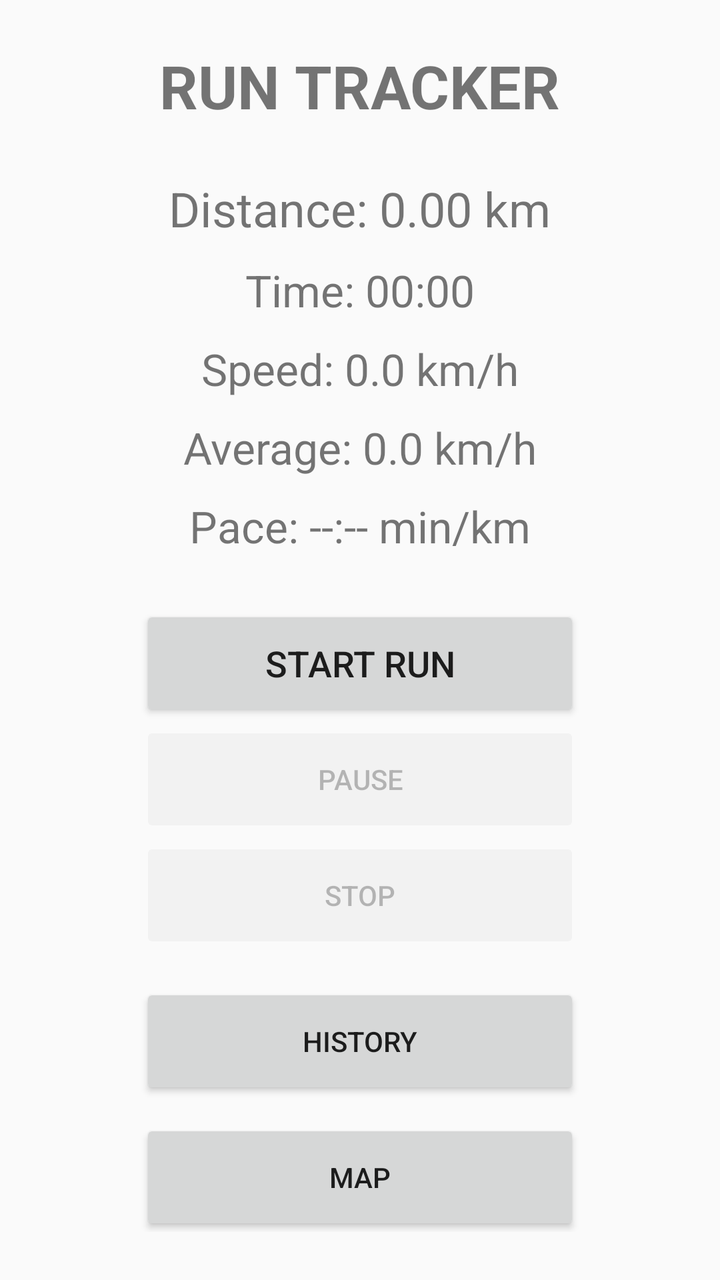
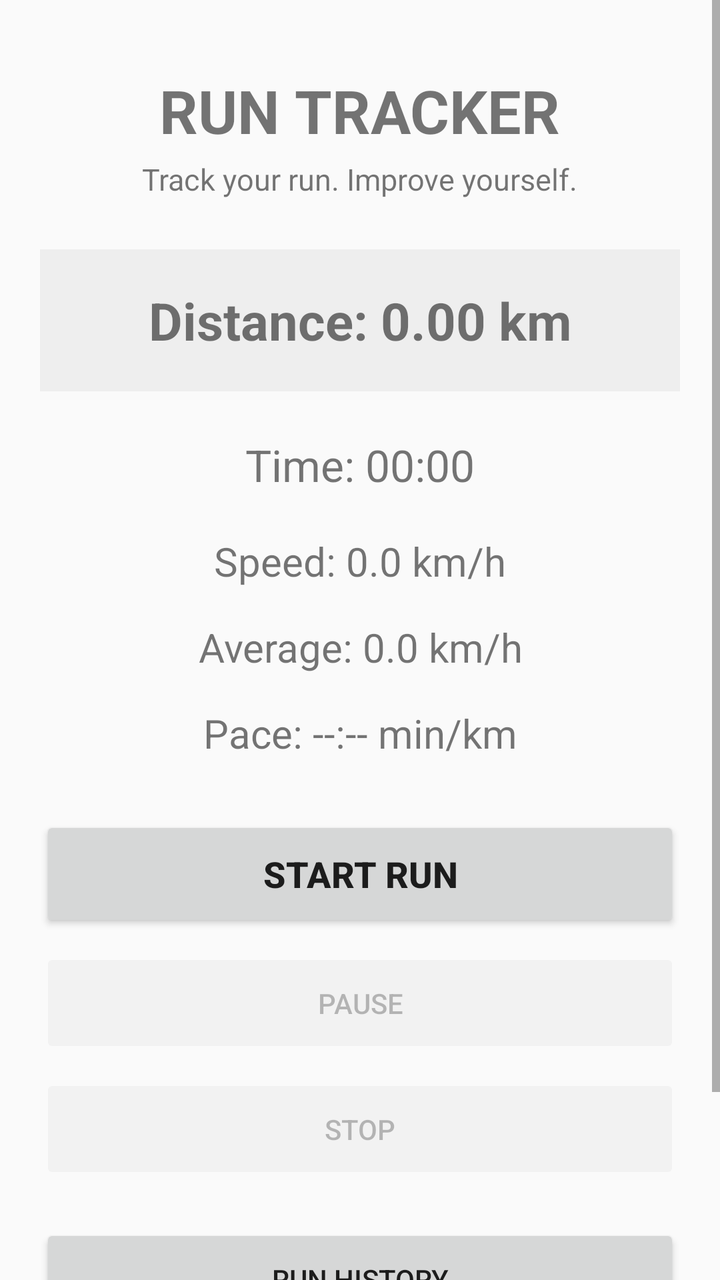

The first picture is an Android layout as it rendered before a commit; the second is the same layout after the commit. The layout source and the unified diff follow.
<!-- AndroidManifest.xml: application theme android:Theme.Material.Light.NoActionBar -->
<!-- res/layout/activity_main.xml -->
<?xml version="1.0" encoding="utf-8"?>
<LinearLayout
    xmlns:android="http://schemas.android.com/apk/res/android"
    android:layout_width="match_parent"
    android:layout_height="match_parent"
    android:orientation="vertical"
    android:gravity="center"
    android:padding="24dp">

    <TextView
        android:layout_width="wrap_content"
        android:layout_height="wrap_content"
        android:text="RUN TRACKER"
        android:textSize="30sp"
        android:textStyle="bold"
        android:layout_marginBottom="25dp"/>

    <TextView
        android:id="@+id/distanceText"
        android:layout_width="wrap_content"
        android:layout_height="wrap_content"
        android:text="Distance: 0.00 km"
        android:textSize="24sp"/>

    <TextView
        android:id="@+id/timeText"
        android:layout_width="wrap_content"
        android:layout_height="wrap_content"
        android:text="Time: 00:00"
        android:textSize="22sp"
        android:layout_marginTop="10dp"/>

    <TextView
        android:id="@+id/speedText"
        android:layout_width="wrap_content"
        android:layout_height="wrap_content"
        android:text="Speed: 0.0 km/h"
        android:textSize="22sp"
        android:layout_marginTop="10dp"/>

    <TextView
        android:id="@+id/avgSpeedText"
        android:layout_width="wrap_content"
        android:layout_height="wrap_content"
        android:text="Average: 0.0 km/h"
        android:textSize="22sp"
        android:layout_marginTop="10dp"/>

    <TextView
        android:id="@+id/paceText"
        android:layout_width="wrap_content"
        android:layout_height="wrap_content"
        android:text="Pace: --:-- min/km"
        android:textSize="22sp"
        android:layout_marginTop="10dp"/>

    <Button
        android:id="@+id/startButton"
        android:layout_width="220dp"
        android:layout_height="58dp"
        android:text="START RUN"
        android:textSize="18sp"
        android:layout_marginTop="25dp"/>

    <Button
        android:id="@+id/pauseButton"
        android:layout_width="220dp"
        android:layout_height="58dp"
        android:text="PAUSE"
        android:enabled="false"/>

    <Button
        android:id="@+id/stopButton"
        android:layout_width="220dp"
        android:layout_height="58dp"
        android:text="STOP"
        android:enabled="false"/>

    <Button
        android:id="@+id/historyButton"
        android:layout_width="220dp"
        android:layout_height="58dp"
        android:text="HISTORY"
        android:layout_marginTop="15dp"/>

    <Button 
        android:id="@+id/mapButton"
        android:layout_width="220dp"
        android:layout_height="58dp"
        android:text="MAP"
        android:layout_marginTop="10dp"/>
</LinearLayout>
<!-- resources referenced by this layout -->
<resources>

</resources>

<!-- the commit's change to res/layout/activity_main.xml (unified diff, before → after) -->
@@ -1,92 +1,153 @@
 <?xml version="1.0" encoding="utf-8"?>
-<LinearLayout
+<ScrollView
     xmlns:android="http://schemas.android.com/apk/res/android"
     android:layout_width="match_parent"
     android:layout_height="match_parent"
-    android:orientation="vertical"
-    android:gravity="center"
-    android:padding="24dp">
+    android:fillViewport="true">
 
-    <TextView
-        android:layout_width="wrap_content"
+    <LinearLayout
+        android:layout_width="match_parent"
         android:layout_height="wrap_content"
-        android:text="RUN TRACKER"
-        android:textSize="30sp"
-        android:textStyle="bold"
-        android:layout_marginBottom="25dp"/>
+        android:orientation="vertical"
+        android:padding="20dp">
 
-    <TextView
-        android:id="@+id/distanceText"
-        android:layout_width="wrap_content"
-        android:layout_height="wrap_content"
-        android:text="Distance: 0.00 km"
-        android:textSize="24sp"/>
+        
 
-    <TextView
-        android:id="@+id/timeText"
-        android:layout_width="wrap_content"
-        android:layout_height="wrap_content"
-        android:text="Time: 00:00"
-        android:textSize="22sp"
-        android:layout_marginTop="10dp"/>
+        <TextView
+            android:layout_width="wrap_content"
+            android:layout_height="wrap_content"
+            android:text="RUN TRACKER"
+            android:textSize="30sp"
+            android:textStyle="bold"
+            android:layout_gravity="center"
+            android:layout_marginTop="15dp"/>
 
-    <TextView
-        android:id="@+id/speedText"
-        android:layout_width="wrap_content"
-        android:layout_height="wrap_content"
-        android:text="Speed: 0.0 km/h"
-        android:textSize="22sp"
-        android:layout_marginTop="10dp"/>
+        <TextView
+            android:layout_width="wrap_content"
+            android:layout_height="wrap_content"
+            android:text="Track your run. Improve yourself."
+            android:textSize="15sp"
+            android:layout_gravity="center"
+            android:layout_marginTop="4dp"
+            android:layout_marginBottom="25dp"/>
 
-    <TextView
-        android:id="@+id/avgSpeedText"
-        android:layout_width="wrap_content"
-        android:layout_height="wrap_content"
-        android:text="Average: 0.0 km/h"
-        android:textSize="22sp"
-        android:layout_marginTop="10dp"/>
 
-    <TextView
-        android:id="@+id/paceText"
-        android:layout_width="wrap_content"
-        android:layout_height="wrap_content"
-        android:text="Pace: --:-- min/km"
-        android:textSize="22sp"
-        android:layout_marginTop="10dp"/>
+        
 
-    <Button
-        android:id="@+id/startButton"
-        android:layout_width="220dp"
-        android:layout_height="58dp"
-        android:text="START RUN"
-        android:textSize="18sp"
-        android:layout_marginTop="25dp"/>
+        <TextView
+            android:id="@+id/distanceText"
+            android:layout_width="match_parent"
+            android:layout_height="wrap_content"
+            android:text="Distance: 0.00 km"
+            android:textSize="26sp"
+            android:textStyle="bold"
+            android:gravity="center"
+            android:padding="18dp"
+            android:background="#EEEEEE"/>
 
-    <Button
-        android:id="@+id/pauseButton"
-        android:layout_width="220dp"
-        android:layout_height="58dp"
-        android:text="PAUSE"
-        android:enabled="false"/>
 
-    <Button
-        android:id="@+id/stopButton"
-        android:layout_width="220dp"
-        android:layout_height="58dp"
-        android:text="STOP"
-        android:enabled="false"/>
+        
 
-    <Button
-        android:id="@+id/historyButton"
-        android:layout_width="220dp"
-        android:layout_height="58dp"
-        android:text="HISTORY"
-        android:layout_marginTop="15dp"/>
+        <TextView
+            android:id="@+id/timeText"
+            android:layout_width="match_parent"
+            android:layout_height="wrap_content"
+            android:text="Time: 00:00"
+            android:textSize="22sp"
+            android:gravity="center"
+            android:padding="12dp"
+            android:layout_marginTop="10dp"/>
 
-    <Button 
-        android:id="@+id/mapButton"
-        android:layout_width="220dp"
-        android:layout_height="58dp"
-        android:text="MAP"
-        android:layout_marginTop="10dp"/>
-</LinearLayout>
+
+        
+
+        <TextView
+            android:id="@+id/speedText"
+            android:layout_width="match_parent"
+            android:layout_height="wrap_content"
+            android:text="Speed: 0.0 km/h"
+            android:textSize="20sp"
+            android:gravity="center"
+            android:padding="8dp"/>
+
+
+        
+
+        <TextView
+            android:id="@+id/avgSpeedText"
+            android:layout_width="match_parent"
+            android:layout_height="wrap_content"
+            android:text="Average: 0.0 km/h"
+            android:textSize="20sp"
+            android:gravity="center"
+            android:padding="8dp"/>
+
+
+        
+
+        <TextView
+            android:id="@+id/paceText"
+            android:layout_width="match_parent"
+            android:layout_height="wrap_content"
+            android:text="Pace: --:-- min/km"
+            android:textSize="20sp"
+            android:gravity="center"
+            android:padding="8dp"
+            android:layout_marginBottom="20dp"/>
+
+
+        
+
+        <Button
+            android:id="@+id/startButton"
+            android:layout_width="match_parent"
+            android:layout_height="58dp"
+            android:text="START RUN"
+            android:textSize="18sp"
+            android:textStyle="bold"/>
+
+
+        
+
+        <Button
+            android:id="@+id/pauseButton"
+            android:layout_width="match_parent"
+            android:layout_height="55dp"
+            android:text="PAUSE"
+            android:enabled="false"
+            android:layout_marginTop="8dp"/>
+
+
+        
+
+        <Button
+            android:id="@+id/stopButton"
+            android:layout_width="match_parent"
+            android:layout_height="55dp"
+            android:text="STOP"
+            android:enabled="false"
+            android:layout_marginTop="8dp"/>
+
+
+        
+
+        <Button
+            android:id="@+id/historyButton"
+            android:layout_width="match_parent"
+            android:layout_height="55dp"
+            android:text="RUN HISTORY"
+            android:layout_marginTop="20dp"/>
+
+
+        
+
+        <Button
+            android:id="@+id/mapButton"
+            android:layout_width="match_parent"
+            android:layout_height="55dp"
+            android:text="LIVE MAP"
+            android:layout_marginTop="8dp"/>
+
+    </LinearLayout>
+
+</ScrollView>
